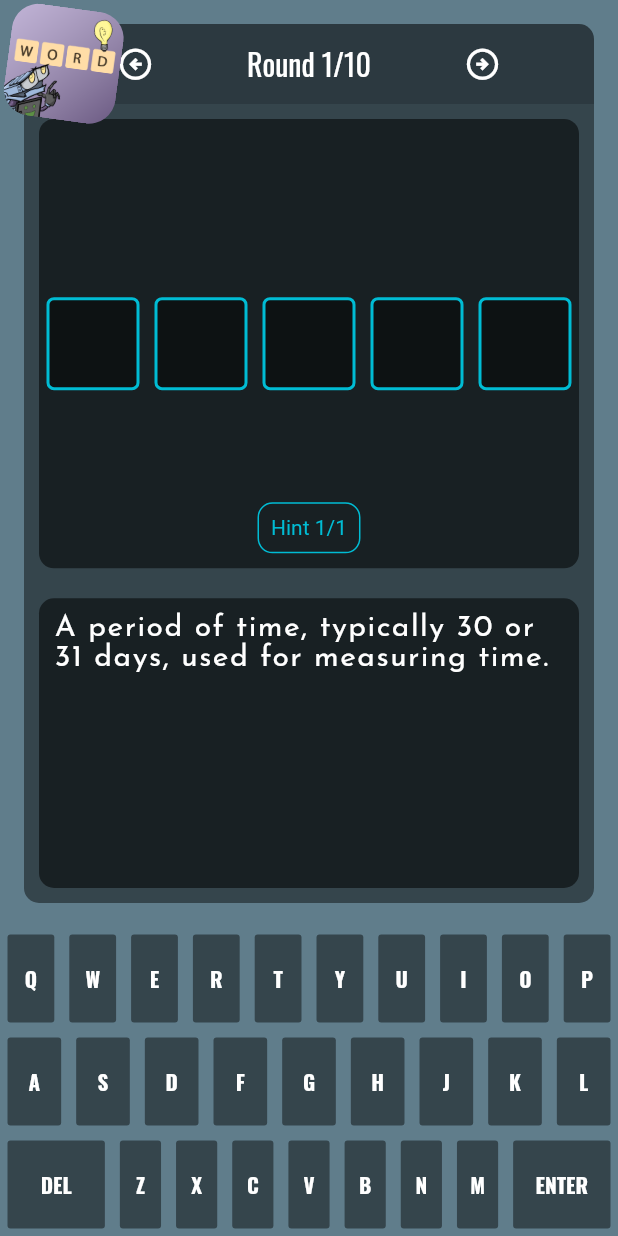
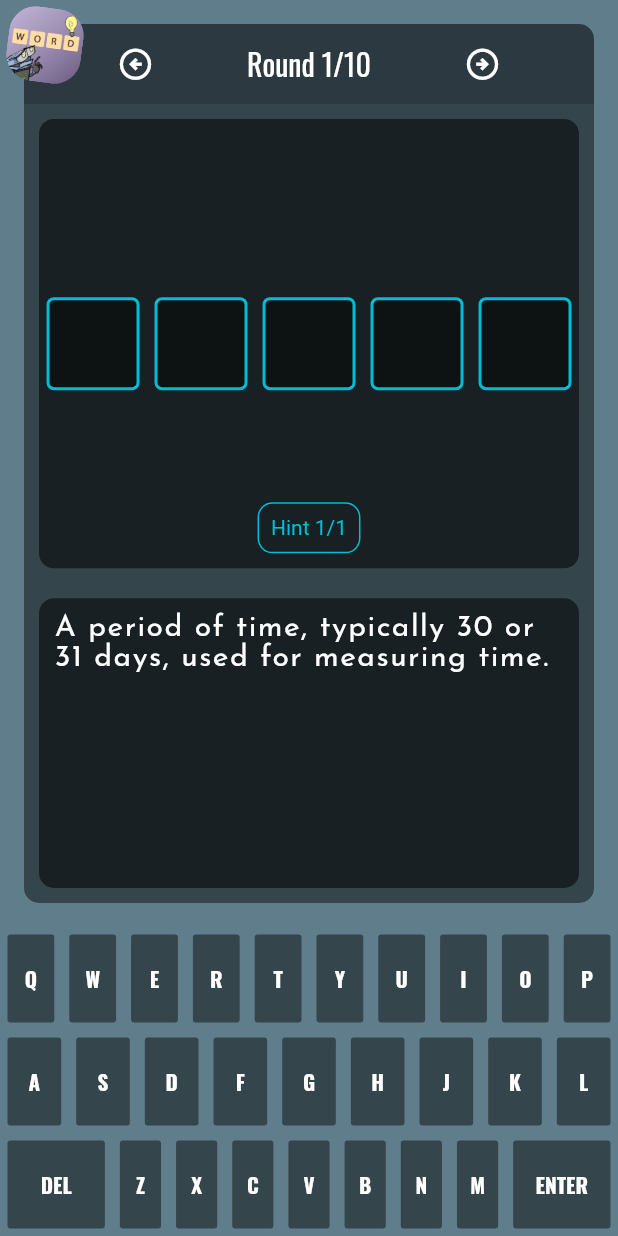
Before and after one commit to pawelwiklo/AI-Word-Guess-Web-Demo, a Flutter app: the GameScreen screen opened by its route, on a phone screen of 412 x 824 dp. Run offline on Flutter 3.47's test engine with Material 2 defaults, Android fonts, the light colour scheme and no system bars; our stand-ins replace get, google_fonts; missing offline and left inert: dart:html.

Commit message:
Adjust icon size on game_screen

```diff
--- a/lib/screens/game_screen/game_screen.dart
+++ b/lib/screens/game_screen/game_screen.dart
@@ -80,8 +80,8 @@ class _GameScreenState extends State<GameScreen>
                               .gameFinishedDialog(context);
                         },
                         child: SizedBox(
-                          width: isMobile ? 75.0 : 150.0,
-                          height: isMobile ? 75.0 : 150.0,
+                          width: isMobile ? 50.0 : 150.0,
+                          height: isMobile ? 50.0 : 150.0,
                           child: Hero(
                             tag: 'app-icon',
                             child: ClipRRect(
```
